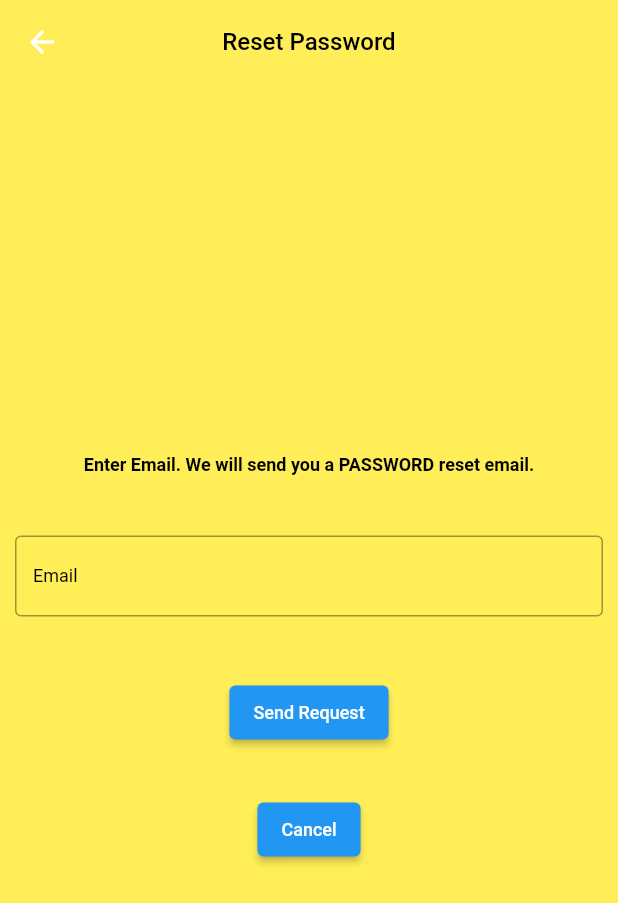
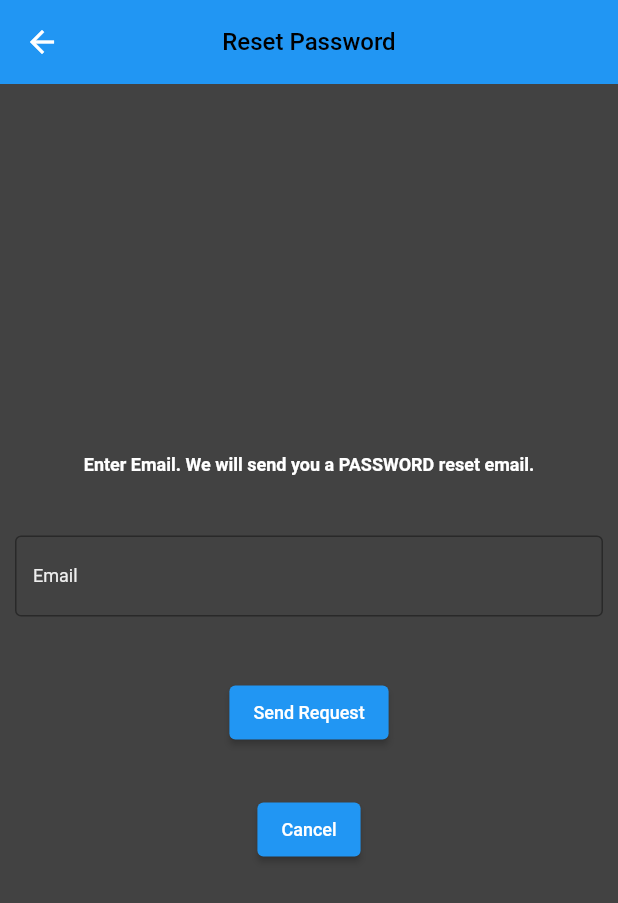
Before and after one commit to waldokhalid/Parent-School-Link, a Flutter app: the ResetPasswordScreen screen opened by its route, on a phone screen of 412 x 824 dp. Shown: the top 903 px of the screen. Run offline on Flutter 3.47's test engine with Material 2 defaults, Android fonts, the phone set to English and light mode, and no system bars; our stand-ins replace animated_text_kit, firebase_auth, firebase_core, firebase_database, firebase_messaging, flutter_local_notifications and 3 more; missing offline and left inert: route_transitions; accounts and stored records are empty.

Commit message:
New screen transisitons Changed 'reset password' screen background color

```diff
--- a/lib/All Screens/login_screen.dart
+++ b/lib/All Screens/login_screen.dart
@@ -73,6 +73,7 @@ class _LoginScreenState extends State<LoginScreen> {
                   ),
                   GradientText(
                     "School Link",
+                    textAlign: TextAlign.center,
                     style: GoogleFonts.lexendMega(
                       fontWeight: FontWeight.bold,
                       fontSize: 36,
--- a/lib/All Screens/reset_password.dart
+++ b/lib/All Screens/reset_password.dart
@@ -23,10 +23,10 @@ class _ResetPasswordScreenState extends State<ResetPasswordScreen> {
   @override
   Widget build(BuildContext context) {
     return Scaffold(
+      backgroundColor: Colors.grey[800],
       appBar: AppBar(
         elevation: 0,
         centerTitle: true,
-        backgroundColor: Colors.yellow[400],
         title: Text(
           "Reset Password",
           style: GoogleFonts.lexendMega(
@@ -36,7 +36,6 @@ class _ResetPasswordScreenState extends State<ResetPasswordScreen> {
         ),
       ),
       body: Container(
-        color: Colors.yellow[400],
         child: Center(
           child: Column(
             mainAxisAlignment: MainAxisAlignment.center,
@@ -45,7 +44,7 @@ class _ResetPasswordScreenState extends State<ResetPasswordScreen> {
                 "Enter Email. We will send you a PASSWORD reset email.",
                 style: GoogleFonts.lexendMega(
                   fontWeight: FontWeight.bold,
-                  color: Colors.black,
+                  color: Colors.white,
                   fontSize: 12,
                 ),
                 textAlign: TextAlign.center,
@@ -68,17 +67,17 @@ class _ResetPasswordScreenState extends State<ResetPasswordScreen> {
                     labelText: "Email",
                     labelStyle: GoogleFonts.lexendMega(
                       fontSize: 12,
-                      color: Colors.black,
+                      color: Colors.grey[200],
                     ),
                     hintStyle: GoogleFonts.lexendMega(
-                      color: Colors.black,
+                      color: Colors.grey[200],
                       fontSize: 12,
                     ),
                     hintText: "Email",
                   ),
                   style: GoogleFonts.lexendMega(
                     fontSize: 12,
-                    color: Colors.black,
+                    color: Colors.white,
                   ),
                   onChanged: (value) {
                     setState(
--- a/lib/All Screens/signup_screen.dart
+++ b/lib/All Screens/signup_screen.dart
@@ -236,6 +236,7 @@ class _SignUpScreenState extends State<SignUpScreen> {
                 ),
                 GradientText(
                   "School Link",
+                  textAlign: TextAlign.center,
                   style: GoogleFonts.lexendMega(
                     fontWeight: FontWeight.bold,
                     fontSize: 36,
--- a/pubspec.yaml
+++ b/pubspec.yaml
@@ -52,6 +52,8 @@ dependencies:
   provider: ^6.0.1
   # location: ^4.1.1
   intl: ^0.17.0
+
+  route_transitions: ^2.0.1
 
   fluttertoast: ^8.0.8
 
```
Also changed, not shown: lib/All Screens/Dashboard__screen.dart (+37 -16 lines), lib/All Screens/start_screen.dart (+15 -8 lines), pubspec.lock.
